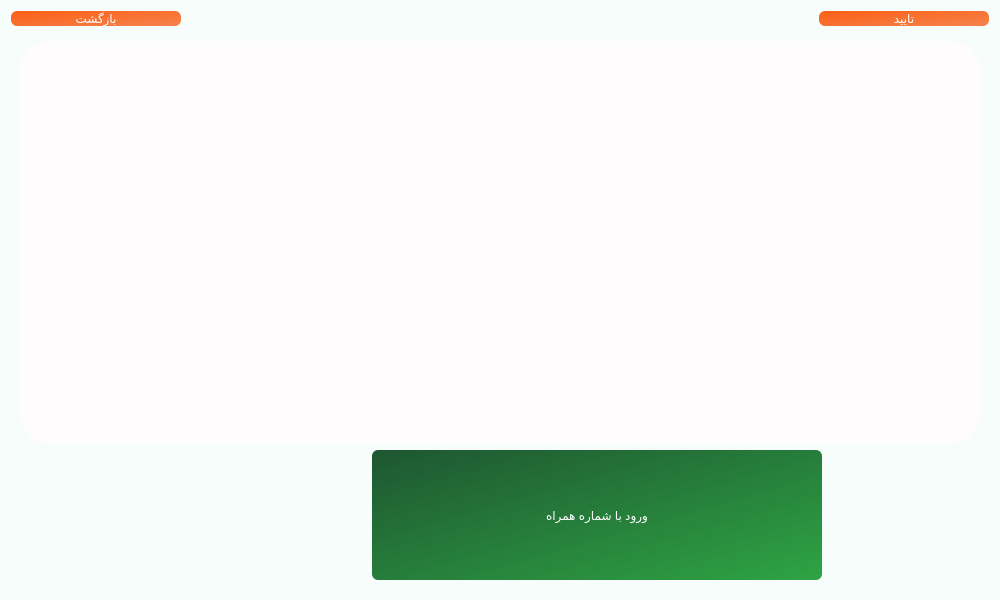
Old version of the form main.ui in the repository Farazist/raspberrypi-app.
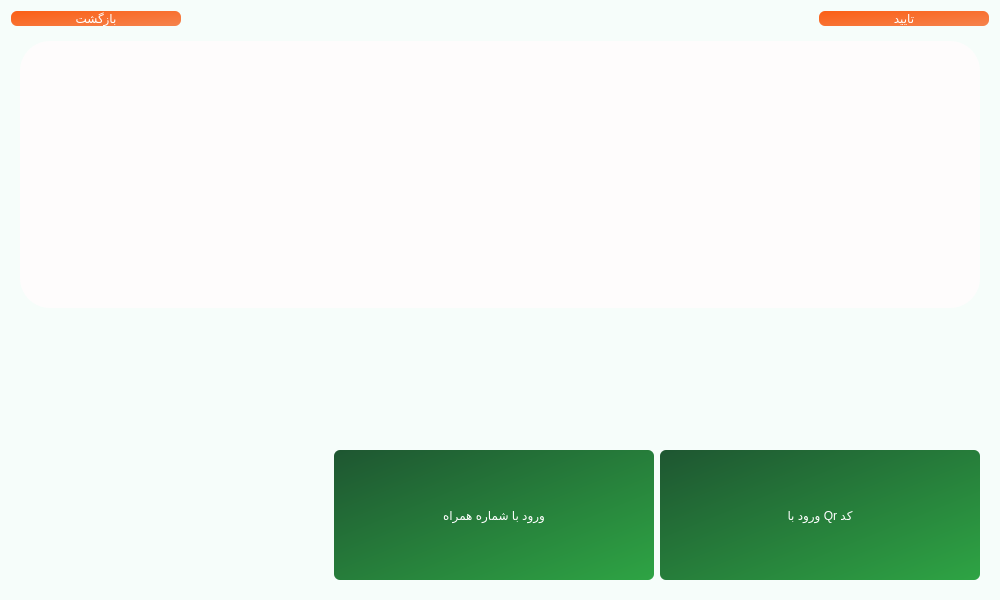
New version of the form. The open tabs and pages were chosen to show the change. Icons and pictures are not drawn.

What changed in the file:
```diff
--- a/main.ui
+++ b/main.ui
@@ -204,7 +204,7 @@
          <property name="sizeConstraint">
           <enum>QLayout::SetDefaultConstraint</enum>
          </property>
-         <item>
+         <item alignment="Qt::AlignLeft|Qt::AlignBottom">
           <widget class="QPushButton" name="btnSettingStart">
            <property name="sizePolicy">
             <sizepolicy hsizetype="Fixed" vsizetype="Fixed">
@@ -233,7 +233,7 @@
            </property>
           </widget>
          </item>
-         <item>
+         <item alignment="Qt::AlignRight|Qt::AlignBottom">
           <widget class="QPushButton" name="btnLoginMobileNumber">
            <property name="sizePolicy">
             <sizepolicy hsizetype="Preferred" vsizetype="Preferred">
@@ -243,16 +243,16 @@
            </property>
            <property name="minimumSize">
             <size>
+             <width>320</width>
+             <height>130</height>
+            </size>
+           </property>
+           <property name="maximumSize">
+            <size>
              <width>350</width>
              <height>130</height>
             </size>
            </property>
-           <property name="maximumSize">
-            <size>
-             <width>450</width>
-             <height>130</height>
-            </size>
-           </property>
            <property name="layoutDirection">
             <enum>Qt::LeftToRight</enum>
            </property>
@@ -280,6 +280,53 @@
            </property>
           </widget>
          </item>
+         <item alignment="Qt::AlignBottom">
+          <widget class="QPushButton" name="btnLoginQrCode">
+           <property name="sizePolicy">
+            <sizepolicy hsizetype="Preferred" vsizetype="Preferred">
+             <horstretch>0</horstretch>
+             <verstretch>0</verstretch>
+            </sizepolicy>
+           </property>
+           <property name="minimumSize">
+            <size>
+             <width>320</width>
+             <height>130</height>
+            </size>
+           </property>
+           <property name="maximumSize">
+            <size>
+             <width>320</width>
+             <height>130</height>
+            </size>
+           </property>
+           <property name="layoutDirection">
+            <enum>Qt::LeftToRight</enum>
+           </property>
+           <property name="styleSheet">
+            <string notr="true">font: 24pt &quot;IRANSans&quot;;
+color: rgb(255, 255, 255);
+background: qlineargradient(x1:0, y1:0, x2:1, y2:1, stop:0 #1E5631, stop:1 #2ea444);
+padding: 3px; 
+border: none; 
+border-radius: 6px;
+text-align: center;</string>
+           </property>
+           <property name="text">
+            <string>ورود با Qr کد</string>
+           </property>
+           <property name="icon">
+            <iconset>
+             <normaloff>images/sign/qr_code1.png</normaloff>images/sign/qr_code1.png</iconset>
+           </property>
+           <property name="iconSize">
+            <size>
+             <width>50</width>
+             <height>50</height>
+            </size>
+           </property>
+          </widget>
+         </item>
         </layout>
        </item>
       </layout>
```
Left out of the diff: 68 changed lines with no effect on the pictures.
